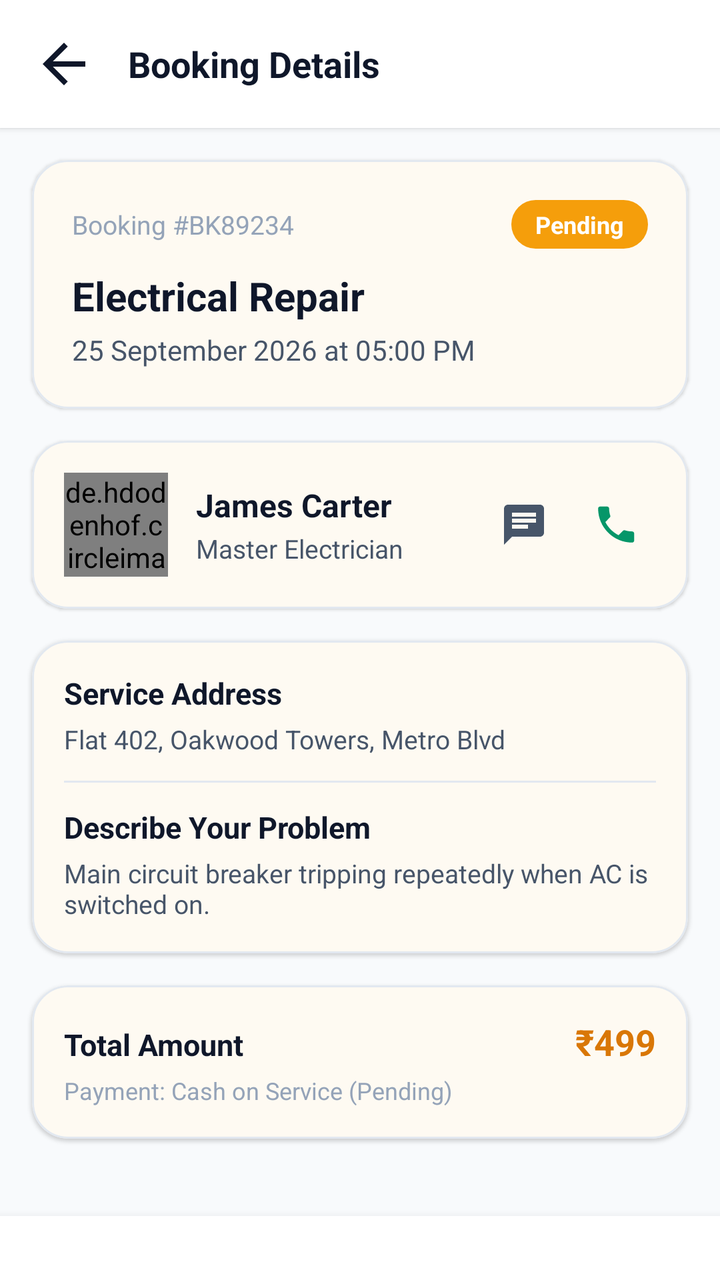
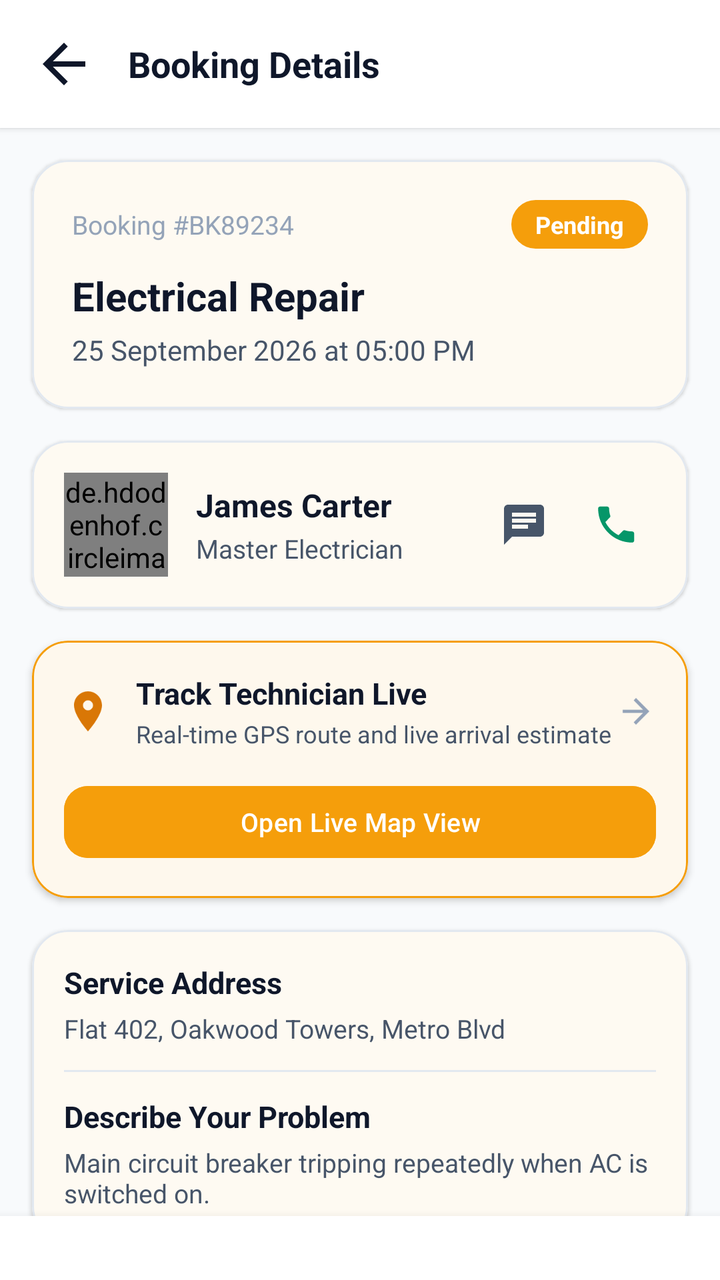

Before-and-after screenshots of an Android layout around one commit, followed by the original layout XML and the change that was made.
<!-- AndroidManifest.xml: application theme Theme.PlugPro -->
<!-- res/layout/activity_booking_detail.xml -->
<?xml version="1.0" encoding="utf-8"?>
<RelativeLayout xmlns:android="http://schemas.android.com/apk/res/android"
    xmlns:app="http://schemas.android.com/apk/res-auto"
    android:layout_width="match_parent"
    android:layout_height="match_parent"
    android:background="@color/background">

    
    <androidx.core.widget.NestedScrollView
        android:layout_width="match_parent"
        android:layout_height="match_parent"
        android:layout_above="@id/layoutBookingDetailBottom"
        android:fillViewport="true">

        <LinearLayout
            android:layout_width="match_parent"
            android:layout_height="wrap_content"
            android:orientation="vertical"
            android:paddingBottom="24dp">

            
            <LinearLayout
                android:layout_width="match_parent"
                android:layout_height="wrap_content"
                android:orientation="horizontal"
                android:gravity="center_vertical"
                android:padding="16dp"
                android:background="@color/surface"
                android:elevation="2dp">

                <ImageView
                    android:id="@+id/btnBookingDetailBack"
                    android:layout_width="32dp"
                    android:layout_height="32dp"
                    android:src="@drawable/ic_arrow_back"
                    android:background="?attr/selectableItemBackgroundBorderless" />

                <TextView
                    android:layout_width="0dp"
                    android:layout_height="wrap_content"
                    android:layout_weight="1"
                    android:layout_marginStart="16dp"
                    android:text="Booking Details"
                    android:textColor="@color/text_primary"
                    android:textSize="18sp"
                    android:textStyle="bold" />

            </LinearLayout>

            
            <com.google.android.material.card.MaterialCardView
                android:layout_width="match_parent"
                android:layout_height="wrap_content"
                android:layout_marginStart="16dp"
                android:layout_marginEnd="16dp"
                android:layout_marginTop="16dp"
                app:cardCornerRadius="18dp"
                app:cardElevation="1dp"
                app:cardBackgroundColor="@color/surface"
                app:strokeWidth="1dp"
                app:strokeColor="@color/card_stroke">

                <LinearLayout
                    android:layout_width="match_parent"
                    android:layout_height="wrap_content"
                    android:orientation="vertical"
                    android:padding="20dp">

                    <LinearLayout
                        android:layout_width="match_parent"
                        android:layout_height="wrap_content"
                        android:orientation="horizontal"
                        android:gravity="center_vertical">

                        <TextView
                            android:id="@+id/tvDetailBookingId"
                            android:layout_width="0dp"
                            android:layout_height="wrap_content"
                            android:layout_weight="1"
                            android:text="Booking #BK89234"
                            android:textColor="@color/text_tertiary"
                            android:textSize="13sp" />

                        <TextView
                            android:id="@+id/tvDetailStatus"
                            android:layout_width="wrap_content"
                            android:layout_height="wrap_content"
                            android:background="@drawable/bg_chip_selected"
                            android:paddingStart="12dp"
                            android:paddingEnd="12dp"
                            android:paddingTop="4dp"
                            android:paddingBottom="4dp"
                            android:text="Pending"
                            android:textColor="@color/white"
                            android:textSize="12sp"
                            android:textStyle="bold" />

                    </LinearLayout>

                    <TextView
                        android:id="@+id/tvDetailServiceName"
                        android:layout_width="match_parent"
                        android:layout_height="wrap_content"
                        android:layout_marginTop="10dp"
                        android:text="Electrical Repair"
                        android:textColor="@color/text_primary"
                        android:textSize="20sp"
                        android:textStyle="bold" />

                    <TextView
                        android:id="@+id/tvDetailDateTime"
                        android:layout_width="match_parent"
                        android:layout_height="wrap_content"
                        android:layout_marginTop="4dp"
                        android:text="25 September 2026 at 05:00 PM"
                        android:textColor="@color/text_secondary"
                        android:textSize="14sp" />

                </LinearLayout>

            </com.google.android.material.card.MaterialCardView>

            
            <com.google.android.material.card.MaterialCardView
                android:layout_width="match_parent"
                android:layout_height="wrap_content"
                android:layout_marginStart="16dp"
                android:layout_marginEnd="16dp"
                android:layout_marginTop="16dp"
                app:cardCornerRadius="18dp"
                app:cardElevation="1dp"
                app:cardBackgroundColor="@color/surface"
                app:strokeWidth="1dp"
                app:strokeColor="@color/card_stroke">

                <LinearLayout
                    android:layout_width="match_parent"
                    android:layout_height="wrap_content"
                    android:orientation="horizontal"
                    android:gravity="center_vertical"
                    android:padding="16dp">

                    <de.hdodenhof.circleimageview.CircleImageView
                        android:layout_width="52dp"
                        android:layout_height="52dp"
                        android:src="@drawable/ic_profile"
                        app:civ_border_width="2dp"
                        app:civ_border_color="@color/primary_light" />

                    <LinearLayout
                        android:layout_width="0dp"
                        android:layout_height="wrap_content"
                        android:layout_weight="1"
                        android:layout_marginStart="14dp"
                        android:orientation="vertical">

                        <TextView
                            android:id="@+id/tvDetailProviderName"
                            android:layout_width="wrap_content"
                            android:layout_height="wrap_content"
                            android:text="James Carter"
                            android:textColor="@color/text_primary"
                            android:textSize="16sp"
                            android:textStyle="bold" />

                        <TextView
                            android:id="@+id/tvDetailProviderProfession"
                            android:layout_width="wrap_content"
                            android:layout_height="wrap_content"
                            android:layout_marginTop="2dp"
                            android:text="Master Electrician"
                            android:textColor="@color/text_secondary"
                            android:textSize="13sp" />

                    </LinearLayout>

                    
                    <ImageView
                        android:id="@+id/btnDetailChat"
                        android:layout_width="40dp"
                        android:layout_height="40dp"
                        android:padding="8dp"
                        android:src="@drawable/ic_chat"
                        android:background="?attr/selectableItemBackgroundBorderless" />

                    
                    <ImageView
                        android:id="@+id/btnDetailCall"
                        android:layout_width="40dp"
                        android:layout_height="40dp"
                        android:layout_marginStart="6dp"
                        android:padding="8dp"
                        android:src="@drawable/ic_call"
                        android:background="?attr/selectableItemBackgroundBorderless" />

                </LinearLayout>

            </com.google.android.material.card.MaterialCardView>

            
            <com.google.android.material.card.MaterialCardView
                android:layout_width="match_parent"
                android:layout_height="wrap_content"
                android:layout_marginStart="16dp"
                android:layout_marginEnd="16dp"
                android:layout_marginTop="16dp"
                app:cardCornerRadius="18dp"
                app:cardElevation="1dp"
                app:cardBackgroundColor="@color/surface"
                app:strokeWidth="1dp"
                app:strokeColor="@color/card_stroke">

                <LinearLayout
                    android:layout_width="match_parent"
                    android:layout_height="wrap_content"
                    android:orientation="vertical"
                    android:padding="16dp">

                    <TextView
                        android:layout_width="wrap_content"
                        android:layout_height="wrap_content"
                        android:text="@string/service_address"
                        android:textColor="@color/text_primary"
                        android:textSize="15sp"
                        android:textStyle="bold" />

                    <TextView
                        android:id="@+id/tvDetailAddress"
                        android:layout_width="match_parent"
                        android:layout_height="wrap_content"
                        android:layout_marginTop="4dp"
                        android:text="Flat 402, Oakwood Towers, Metro Blvd"
                        android:textColor="@color/text_secondary"
                        android:textSize="13sp" />

                    <View
                        android:layout_width="match_parent"
                        android:layout_height="1dp"
                        android:layout_marginTop="12dp"
                        android:layout_marginBottom="12dp"
                        android:background="@color/divider" />

                    <TextView
                        android:layout_width="wrap_content"
                        android:layout_height="wrap_content"
                        android:text="@string/problem_description"
                        android:textColor="@color/text_primary"
                        android:textSize="15sp"
                        android:textStyle="bold" />

                    <TextView
                        android:id="@+id/tvDetailProblem"
                        android:layout_width="match_parent"
                        android:layout_height="wrap_content"
                        android:layout_marginTop="4dp"
                        android:text="Main circuit breaker tripping repeatedly when AC is switched on."
                        android:textColor="@color/text_secondary"
                        android:textSize="13sp" />

                </LinearLayout>

            </com.google.android.material.card.MaterialCardView>

            
            <com.google.android.material.card.MaterialCardView
                android:layout_width="match_parent"
                android:layout_height="wrap_content"
                android:layout_marginStart="16dp"
                android:layout_marginEnd="16dp"
                android:layout_marginTop="16dp"
                app:cardCornerRadius="18dp"
                app:cardElevation="1dp"
                app:cardBackgroundColor="@color/surface"
                app:strokeWidth="1dp"
                app:strokeColor="@color/card_stroke">

                <LinearLayout
                    android:layout_width="match_parent"
                    android:layout_height="wrap_content"
                    android:orientation="vertical"
                    android:padding="16dp">

                    <LinearLayout
                        android:layout_width="match_parent"
                        android:layout_height="wrap_content"
                        android:orientation="horizontal">

                        <TextView
                            android:layout_width="0dp"
                            android:layout_height="wrap_content"
                            android:layout_weight="1"
                            android:text="Total Amount"
                            android:textColor="@color/text_primary"
                            android:textSize="15sp"
                            android:textStyle="bold" />

                        <TextView
                            android:id="@+id/tvDetailTotal"
                            android:layout_width="wrap_content"
                            android:layout_height="wrap_content"
                            android:text="₹499"
                            android:textColor="@color/primary_dark"
                            android:textSize="18sp"
                            android:textStyle="bold" />

                    </LinearLayout>

                    <TextView
                        android:layout_width="wrap_content"
                        android:layout_height="wrap_content"
                        android:layout_marginTop="4dp"
                        android:text="Payment: Cash on Service (Pending)"
                        android:textColor="@color/text_tertiary"
                        android:textSize="12sp" />

                </LinearLayout>

            </com.google.android.material.card.MaterialCardView>

        </LinearLayout>

    </androidx.core.widget.NestedScrollView>

    
    <LinearLayout
        android:id="@+id/layoutBookingDetailBottom"
        android:layout_width="match_parent"
        android:layout_height="wrap_content"
        android:layout_alignParentBottom="true"
        android:background="@color/surface"
        android:elevation="8dp"
        android:padding="16dp"
        android:orientation="vertical">

        
        <com.google.android.material.button.MaterialButton
            android:id="@+id/btnRateReview"
            android:layout_width="match_parent"
            android:layout_height="50dp"
            android:text="@string/rate_service"
            android:textAllCaps="false"
            android:textSize="15sp"
            app:cornerRadius="14dp"
            android:backgroundTint="@color/primary"
            android:textColor="@color/white"
            android:visibility="gone" />

        
        <com.google.android.material.button.MaterialButton
            android:id="@+id/btnCancelBooking"
            android:layout_width="match_parent"
            android:layout_height="50dp"
            android:text="Cancel Booking"
            android:textAllCaps="false"
            android:textSize="15sp"
            app:cornerRadius="14dp"
            android:backgroundTint="#FEE2E2"
            android:textColor="@color/status_rejected"
            android:visibility="gone" />

    </LinearLayout>

</RelativeLayout>
<!-- resources referenced by this layout -->
<resources>
  <color name="background">#F8FAFC</color>
  <color name="card_stroke">#E2E8F0</color>
  <color name="divider">#E2E8F0</color>
  <color name="primary">#F59E0B</color>
  <color name="primary_dark">#D97706</color>
  <color name="primary_light">#FEF3C7</color>
  <color name="status_rejected">#DC2626</color>
  <color name="surface">#FFFFFF</color>
  <color name="text_primary">#0F172A</color>
  <color name="text_secondary">#475569</color>
  <color name="text_tertiary">#94A3B8</color>
  <color name="white">#FFFFFF</color>
  <!-- drawable bg_chip_selected (drawable) -->
  <?xml version="1.0" encoding="utf-8"?>
  <shape xmlns:android="http://schemas.android.com/apk/res/android"
      android:shape="rectangle">
      <solid android:color="@color/primary" />
      <corners android:radius="@dimen/corner_radius_large" />
  </shape>
  <!-- drawable ic_arrow_back (drawable) -->
  <vector xmlns:android="http://schemas.android.com/apk/res/android"
      android:width="24dp"
      android:height="24dp"
      android:viewportWidth="24"
      android:viewportHeight="24">
      <path
          android:fillColor="#0F172A"
          android:pathData="M20,11H7.83l5.59,-5.59L12,4l-8,8 8,8 1.41,-1.41L7.83,13H20v-2z"/>
  </vector>
  <!-- drawable ic_chat (drawable) -->
  <vector xmlns:android="http://schemas.android.com/apk/res/android"
      android:width="24dp"
      android:height="24dp"
      android:viewportWidth="24"
      android:viewportHeight="24">
      <path
          android:fillColor="#475569"
          android:pathData="M20,2H4c-1.1,0 -1.99,0.9 -1.99,2L2,22l4,-4h14c1.1,0 2,-0.9 2,-2V4c0,-1.1 -0.9,-2 -2,-2zM6,9h12v2H6V9zm8,5H6v-2h8v2zm4,-6H6V6h12v2z"/>
  </vector>
  <!-- drawable ic_profile (drawable) -->
  <vector xmlns:android="http://schemas.android.com/apk/res/android"
      android:width="24dp"
      android:height="24dp"
      android:viewportWidth="24"
      android:viewportHeight="24">
      <path
          android:fillColor="#475569"
          android:pathData="M12,12c2.21,0 4,-1.79 4,-4s-1.79,-4 -4,-4 -4,1.79 -4,4 1.79,4 4,4zm0,2c-2.67,0 -8,1.34 -8,4v2h16v-2c0,-2.66 -5.33,-4 -8,-4z"/>
  </vector>
  <string name="problem_description">Describe Your Problem</string>
  <string name="rate_service">Rate &amp; Review Service</string>
  <string name="service_address">Service Address</string>
  <dimen name="corner_radius_large">24dp</dimen>
  <color name="secondary">#1E293B</color>
  <style name="Widget.PlugPro.CardView" parent="Widget.Material3.CardView.Elevated">
          <item name="cardCornerRadius">@dimen/corner_radius_medium</item>
          <item name="cardElevation">@dimen/card_elevation</item>
          <item name="strokeWidth">1dp</item>
          <item name="strokeColor">@color/card_stroke</item>
      </style>
  <style name="Widget.PlugPro.Button" parent="Widget.Material3.Button">
          <item name="cornerRadius">@dimen/corner_radius_medium</item>
          <item name="android:minHeight">@dimen/button_height</item>
          <item name="android:fontFamily">sans-serif-medium</item>
          <item name="android:textSize">16sp</item>
      </style>
  <dimen name="corner_radius_medium">16dp</dimen>
  <dimen name="card_elevation">2dp</dimen>
  <dimen name="button_height">52dp</dimen>
  <!-- unchanged entries left out for length: 2 -->
</resources>

<!-- the commit's change to res/layout/activity_booking_detail.xml (unified diff, before → after) -->
@@ -192,6 +192,88 @@
                         android:padding="8dp"
                         android:src="@drawable/ic_call"
                         android:background="?attr/selectableItemBackgroundBorderless" />
+
+                </LinearLayout>
+
+            </com.google.android.material.card.MaterialCardView>
+
+            
+            <com.google.android.material.card.MaterialCardView
+                android:id="@+id/cardLiveMapTracking"
+                android:layout_width="match_parent"
+                android:layout_height="wrap_content"
+                android:layout_marginStart="16dp"
+                android:layout_marginEnd="16dp"
+                android:layout_marginTop="16dp"
+                app:cardCornerRadius="18dp"
+                app:cardElevation="2dp"
+                app:cardBackgroundColor="@color/surface"
+                app:strokeWidth="1dp"
+                app:strokeColor="@color/primary">
+
+                <LinearLayout
+                    android:layout_width="match_parent"
+                    android:layout_height="wrap_content"
+                    android:orientation="vertical"
+                    android:padding="16dp">
+
+                    <LinearLayout
+                        android:layout_width="match_parent"
+                        android:layout_height="wrap_content"
+                        android:orientation="horizontal"
+                        android:gravity="center_vertical">
+
+                        <ImageView
+                            android:layout_width="24dp"
+                            android:layout_height="24dp"
+                            android:src="@drawable/ic_location"
+                            app:tint="@color/primary_dark" />
+
+                        <LinearLayout
+                            android:layout_width="0dp"
+                            android:layout_height="wrap_content"
+                            android:layout_weight="1"
+                            android:layout_marginStart="12dp"
+                            android:orientation="vertical">
+
+                            <TextView
+                                android:layout_width="wrap_content"
+                                android:layout_height="wrap_content"
+                                android:text="@string/track_pro_live"
+                                android:textColor="@color/text_primary"
+                                android:textSize="15sp"
+                                android:textStyle="bold" />
+
+                            <TextView
+                                android:layout_width="wrap_content"
+                                android:layout_height="wrap_content"
+                                android:layout_marginTop="2dp"
+                                android:text="@string/tracking_subtitle"
+                                android:textColor="@color/text_secondary"
+                                android:textSize="12sp" />
+
+                        </LinearLayout>
+
+                        <ImageView
+                            android:layout_width="20dp"
+                            android:layout_height="20dp"
+                            android:src="@drawable/ic_arrow_back"
+                            android:rotation="180"
+                            app:tint="@color/text_tertiary" />
+
+                    </LinearLayout>
+
+                    <com.google.android.material.button.MaterialButton
+                        android:id="@+id/btnOpenLiveMap"
+                        android:layout_width="match_parent"
+                        android:layout_height="44dp"
+                        android:layout_marginTop="14dp"
+                        android:text="Open Live Map View"
+                        android:textAllCaps="false"
+                        android:textSize="13sp"
+                        app:cornerRadius="12dp"
+                        android:backgroundTint="@color/primary"
+                        android:textColor="@color/white" />
 
                 </LinearLayout>
 
<!-- resource entries referenced after the edit -->
@@ -39,6 +39,16 @@
           android:fillColor="#475569"
           android:pathData="M20,2H4c-1.1,0 -1.99,0.9 -1.99,2L2,22l4,-4h14c1.1,0 2,-0.9 2,-2V4c0,-1.1 -0.9,-2 -2,-2zM6,9h12v2H6V9zm8,5H6v-2h8v2zm4,-6H6V6h12v2z"/>
   </vector>
+  <!-- drawable ic_location (drawable) -->
+  <vector xmlns:android="http://schemas.android.com/apk/res/android"
+      android:width="24dp"
+      android:height="24dp"
+      android:viewportWidth="24"
+      android:viewportHeight="24">
+      <path
+          android:fillColor="#EF4444"
+          android:pathData="M12,2C8.13,2 5,5.13 5,9c0,5.25 7,13 7,13s7,-7.75 7,-13c0,-3.87 -3.13,-7 -7,-7zm0,9.5c-1.38,0 -2.5,-1.12 -2.5,-2.5s1.12,-2.5 2.5,-2.5 2.5,1.12 2.5,2.5 -1.12,2.5 -2.5,2.5z"/>
+  </vector>
   <!-- drawable ic_profile (drawable) -->
   <vector xmlns:android="http://schemas.android.com/apk/res/android"
       android:width="24dp"
@@ -52,6 +62,8 @@
   <string name="problem_description">Describe Your Problem</string>
   <string name="rate_service">Rate &amp; Review Service</string>
   <string name="service_address">Service Address</string>
+  <string name="track_pro_live">Track Technician Live</string>
+  <string name="tracking_subtitle">Real-time GPS route and live arrival estimate</string>
   <dimen name="corner_radius_large">24dp</dimen>
   <color name="secondary">#1E293B</color>
   <style name="Widget.PlugPro.CardView" parent="Widget.Material3.CardView.Elevated">
